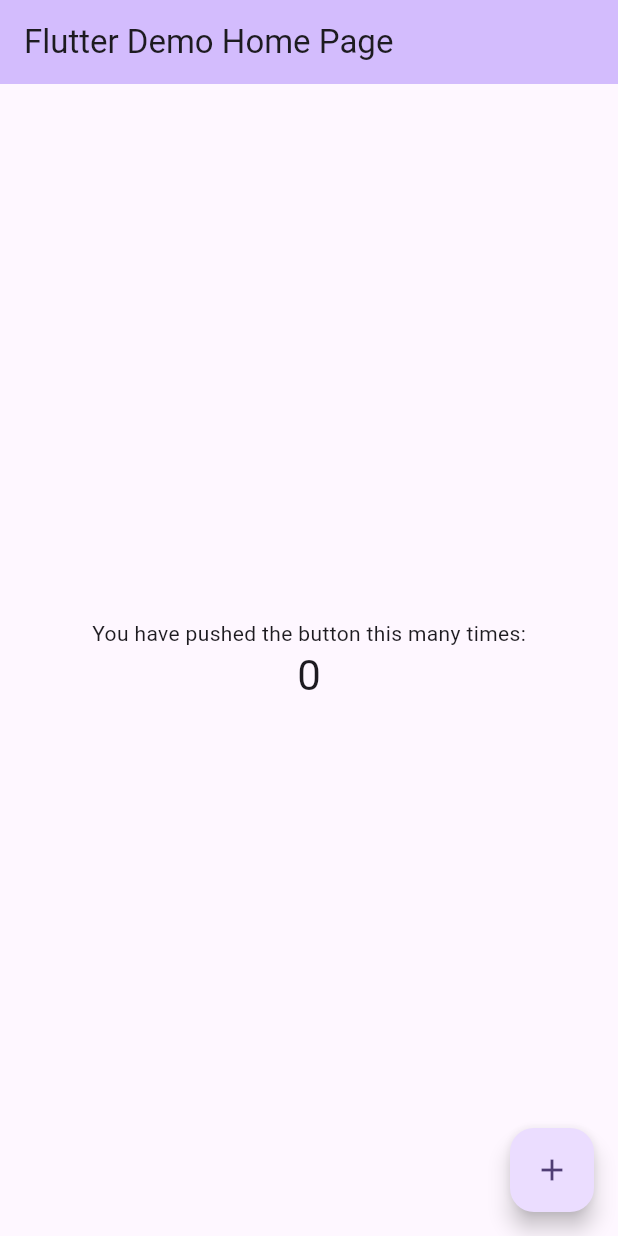
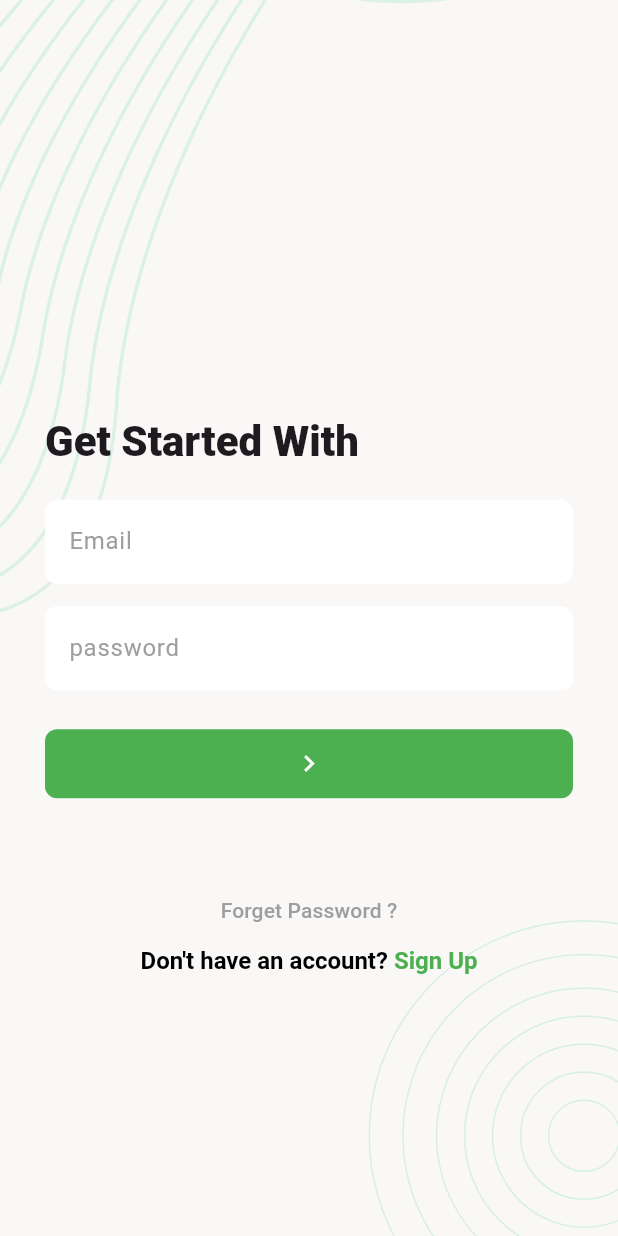
Before and after one commit to pallab56/OstadCourseClassTodo, a Flutter app: the screen it shows after launch, on a phone screen of 412 x 824 dp. Run offline on Flutter 3.47's test engine with Material 3 defaults, Android fonts, the phone set to English and light mode, and no system bars; our stand-ins replace flutter_svg.

Commit message:
splash and login Screen Added

```diff
--- a/lib/main.dart
+++ b/lib/main.dart
@@ -1,3 +1,4 @@
+import 'package:classtodoapp/screens/splash_screen.dart';
 import 'package:flutter/material.dart';
 
 void main() {
@@ -11,112 +12,44 @@ class MyApp extends StatelessWidget {
   @override
   Widget build(BuildContext context) {
     return MaterialApp(
+
       title: 'Flutter Demo',
       theme: ThemeData(
-        // This is the theme of your application.
-        //
-        // TRY THIS: Try running your application with "flutter run". You'll see
-        // the application has a purple toolbar. Then, without quitting the app,
-        // try changing the seedColor in the colorScheme below to Colors.green
-        // and then invoke "hot reload" (save your changes or press the "hot
-        // reload" button in a Flutter-supported IDE, or press "r" if you used
-        // the command line to start the app).
-        //
-        // Notice that the counter didn't reset back to zero; the application
-        // state is not lost during the reload. To reset the state, use hot
-        // restart instead.
-        //
-        // This works for code too, not just values: Most code changes can be
-        // tested with just a hot reload.
         colorScheme: .fromSeed(seedColor: Colors.deepPurple),
+
+        textTheme: TextTheme(
+          titleLarge: TextStyle(
+            fontSize: 28,
+            fontWeight: FontWeight.w800,
+          ),
+        ),
+        inputDecorationTheme: InputDecorationTheme(
+          fillColor: Colors.white,
+          filled: true,
+          hintStyle: TextStyle(
+            color: Colors.grey,
+          ),
+          enabledBorder: OutlineInputBorder(
+            borderSide: BorderSide.none,
+            borderRadius: BorderRadius.circular(8),
+          ),
+          border: OutlineInputBorder(
+            borderSide: BorderSide.none,
+            borderRadius: BorderRadius.circular(8),
+          )
+        ),
+        filledButtonTheme: FilledButtonThemeData(
+          style: FilledButton.styleFrom(
+            backgroundColor: Colors.green,
+            fixedSize: Size.fromWidth(double.maxFinite),
+            padding: EdgeInsets.symmetric(vertical: 12),
+            shape: RoundedRectangleBorder(
+              borderRadius: BorderRadius.circular(8),
+            )
+          )
+        )
       ),
-      home: const MyHomePage(title: 'Flutter Demo Home Page'),
+      home: SplashScreen(),
     );
   }
 }
-
-class MyHomePage extends StatefulWidget {
-  const MyHomePage({super.key, required this.title});
-
-  // This widget is the home page of your application. It is stateful, meaning
-  // that it has a State object (defined below) that contains fields that affect
-  // how it looks.
-
-  // This class is the configuration for the state. It holds the values (in this
-  // case the title) provided by the parent (in this case the App widget) and
-  // used by the build method of the State. Fields in a Widget subclass are
-  // always marked "final".
-
-  final String title;
-
-  @override
-  State<MyHomePage> createState() => _MyHomePageState();
-}
-
-class _MyHomePageState extends State<MyHomePage> {
-  int _counter = 0;
-
-  void _incrementCounter() {
-    setState(() {
-      // This call to setState tells the Flutter framework that something has
-      // changed in this State, which causes it to rerun the build method below
-      // so that the display can reflect the updated values. If we changed
-      // _counter without calling setState(), then the build method would not be
-      // called again, and so nothing would appear to happen.
-      _counter++;
-    });
-  }
-
-  @override
-  Widget build(BuildContext context) {
-    // This method is rerun every time setState is called, for instance as done
-    // by the _incrementCounter method above.
-    //
-    // The Flutter framework has been optimized to make rerunning build methods
-    // fast, so that you can just rebuild anything that needs updating rather
-    // than having to individually change instances of widgets.
-    return Scaffold(
-      appBar: AppBar(
-        // TRY THIS: Try changing the color here to a specific color (to
-        // Colors.amber, perhaps?) and trigger a hot reload to see the AppBar
-        // change color while the other colors stay the same.
-        backgroundColor: Theme.of(context).colorScheme.inversePrimary,
-        // Here we take the value from the MyHomePage object that was created by
-        // the App.build method, and use it to set our appbar title.
-        title: Text(widget.title),
-      ),
-      body: Center(
-        // Center is a layout widget. It takes a single child and positions it
-        // in the middle of the parent.
-        child: Column(
-          // Column is also a layout widget. It takes a list of children and
-          // arranges them vertically. By default, it sizes itself to fit its
-          // children horizontally, and tries to be as tall as its parent.
-          //
-          // Column has various properties to control how it sizes itself and
-          // how it positions its children. Here we use mainAxisAlignment to
-          // center the children vertically; the main axis here is the vertical
-          // axis because Columns are vertical (the cross axis would be
-          // horizontal).
-          //
-          // TRY THIS: Invoke "debug painting" (choose the "Toggle Debug Paint"
-          // action in the IDE, or press "p" in the console), to see the
-          // wireframe for each widget.
-          mainAxisAlignment: .center,
-          children: [
-            const Text('You have pushed the button this many times:'),
-            Text(
-              '$_counter',
-              style: Theme.of(context).textTheme.headlineMedium,
-            ),
-          ],
-        ),
-      ),
-      floatingActionButton: FloatingActionButton(
-        onPressed: _incrementCounter,
-        tooltip: 'Increment',
-        child: const Icon(Icons.add),
-      ),
-    );
-  }
-}
--- /dev/null
+++ b/lib/screens/login_screen.dart
@@ -0,0 +1,88 @@
+import 'package:classtodoapp/widgets/screen_background.dart';
+import 'package:flutter/material.dart';
+
+class LogInScreen extends StatefulWidget {
+  const LogInScreen({super.key});
+
+  @override
+  State<LogInScreen> createState() => _LogInScreenState();
+}
+
+class _LogInScreenState extends State<LogInScreen> {
+  @override
+  Widget build(BuildContext context) {
+    return Scaffold(
+      resizeToAvoidBottomInset: true,
+      body: ScreenBackground(child: loginBodyUi()));
+  }
+
+  Widget loginBodyUi() {
+    return Padding(
+      padding: const EdgeInsets.all(30.0),
+      child: Column(
+        crossAxisAlignment: CrossAxisAlignment.start,
+        children: [
+          SizedBox(height: MediaQuery.sizeOf(context).height * .3),
+          Text(
+            "Get Started With",
+            style: Theme.of(context).textTheme.titleLarge,
+          ),
+          SizedBox(height: 20),
+          TextFormField(decoration: InputDecoration(hintText: 'Email')),
+          SizedBox(height: 15),
+          TextFormField(
+            obscureText: true,
+            decoration: InputDecoration(hintText: 'password'),
+          ),
+          SizedBox(height: 25),
+          FilledButton(
+            onPressed: () {},
+            child: Icon(Icons.navigate_next_outlined, size: 22),
+          ),
+          forgotText(),
+        ],
+      ),
+    );
+  }
+
+  Widget forgotText() {
+    return Center(
+      child: Column(
+        mainAxisAlignment: MainAxisAlignment.center,
+        crossAxisAlignment: CrossAxisAlignment.center,
+        children: [
+          SizedBox(height: 50,
+         ),
+
+          TextButton(
+            onPressed: () {
+
+            },
+            child: Text('Forget Password ?',
+              style: TextStyle(color: Colors.grey,
+              fontWeight: FontWeight.w500
+              )) ),
+
+          RichText(
+            textAlign: TextAlign.center,
+            text: TextSpan(
+              style: TextStyle(
+                fontSize: 16,
+                fontWeight: FontWeight.w500,
+              ),
+            children: [
+              TextSpan(text: "Don't have an account? ",
+              style: TextStyle(color: Colors.black,
+              fontWeight: FontWeight.w700
+              )),
+              TextSpan(text: 'Sign Up',
+              style: TextStyle(color: Colors.green,
+              fontWeight: FontWeight.w700
+              )),
+            ]
+          )),
+        ],
+      ),
+    );
+  }
+}
--- /dev/null
+++ b/lib/screens/splash_screen.dart
@@ -0,0 +1,38 @@
+import 'package:classtodoapp/screens/login_screen.dart';
+import 'package:classtodoapp/utils/asset_path.dart';
+import 'package:classtodoapp/widgets/screen_background.dart';
+import 'package:flutter/material.dart';
+
+class SplashScreen extends StatefulWidget {
+  const SplashScreen({super.key});
+
+  @override
+  State<SplashScreen> createState() => _SplashScreenState();
+}
+
+class _SplashScreenState extends State<SplashScreen> {
+  @override
+  void initState() {
+    super.initState();
+    moveToNextScreen();
+  }
+
+  Future moveToNextScreen() async {
+    await Future.delayed(Duration(seconds: 3));
+    Navigator.pushReplacement(
+      context,
+      MaterialPageRoute(builder: (_) => LogInScreen()),
+    );
+  }
+
+  @override
+  Widget build(BuildContext context) {
+    return Scaffold(
+      body: ScreenBackground(
+        child: Center(
+          child: Image.asset(AssetPath.logoImagePath, width: 300, height: 300),
+        ),
+      ),
+    );
+  }
+}
--- /dev/null
+++ b/lib/utils/asset_path.dart
@@ -0,0 +1,5 @@
+class AssetPath {
+  static String imagePath = 'assets';
+  static String backgroundImgPath = '$imagePath/background.svg';
+  static String logoImagePath = '$imagePath/logo.png';
+}
--- /dev/null
+++ b/lib/widgets/screen_background.dart
@@ -0,0 +1,23 @@
+import 'package:classtodoapp/utils/asset_path.dart';
+import 'package:flutter/material.dart';
+import 'package:flutter_svg/svg.dart';
+
+class ScreenBackground extends StatelessWidget {
+  final Widget child;
+  const ScreenBackground({super.key,required this.child});
+
+  @override
+  Widget build(BuildContext context) {
+    return Stack(
+      children: [
+        SvgPicture.asset(
+          AssetPath.backgroundImgPath,
+          width: double.maxFinite,
+          height: double.maxFinite,
+          fit: BoxFit.cover,
+        ),
+        child,
+      ],
+    );
+  }
+}
--- a/pubspec.yaml
+++ b/pubspec.yaml
@@ -34,6 +34,7 @@ dependencies:
   # The following adds the Cupertino Icons font to your application.
   # Use with the CupertinoIcons class for iOS style icons.
   cupertino_icons: ^1.0.8
+  flutter_svg: ^2.3.0
 
 dev_dependencies:
   flutter_test:
@@ -58,9 +59,8 @@ flutter:
   uses-material-design: true
 
   # To add assets to your application, add an assets section, like this:
-  # assets:
-  #   - images/a_dot_burr.jpeg
-  #   - images/a_dot_ham.jpeg
+  assets:
+    - assets/
 
   # An image asset can refer to one or more resolution-specific "variants", see
   # https://flutter.dev/to/resolution-aware-images
```
Also changed, not shown: assets/background.svg (added), assets/logo.png (added), pubspec.lock.
